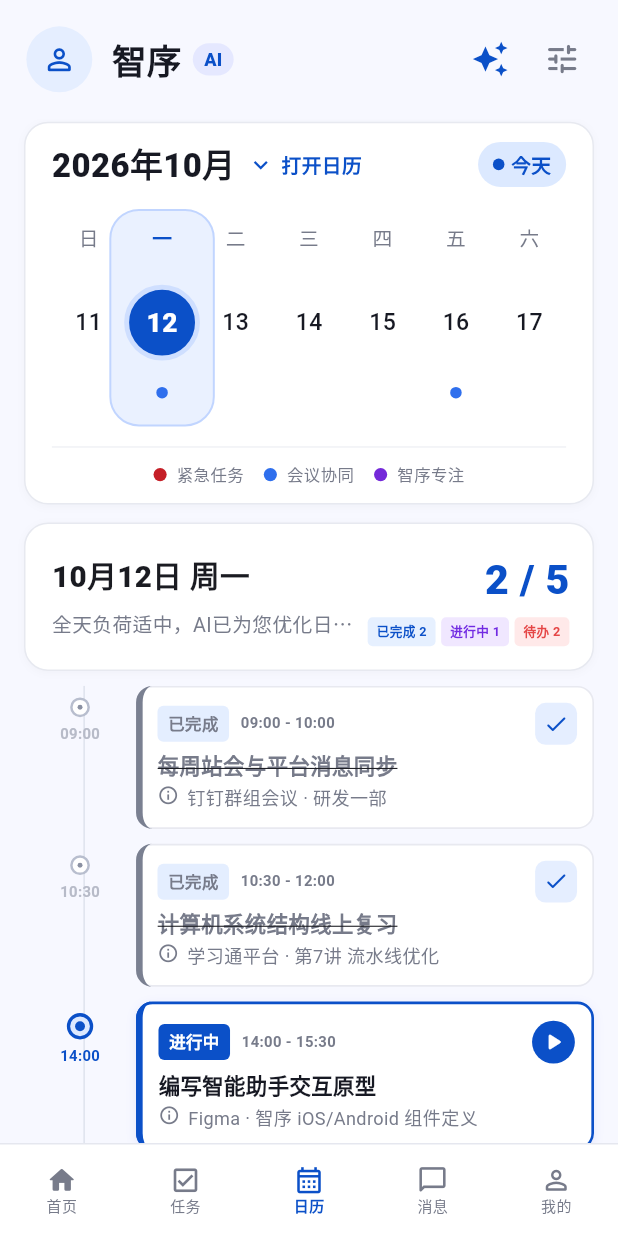
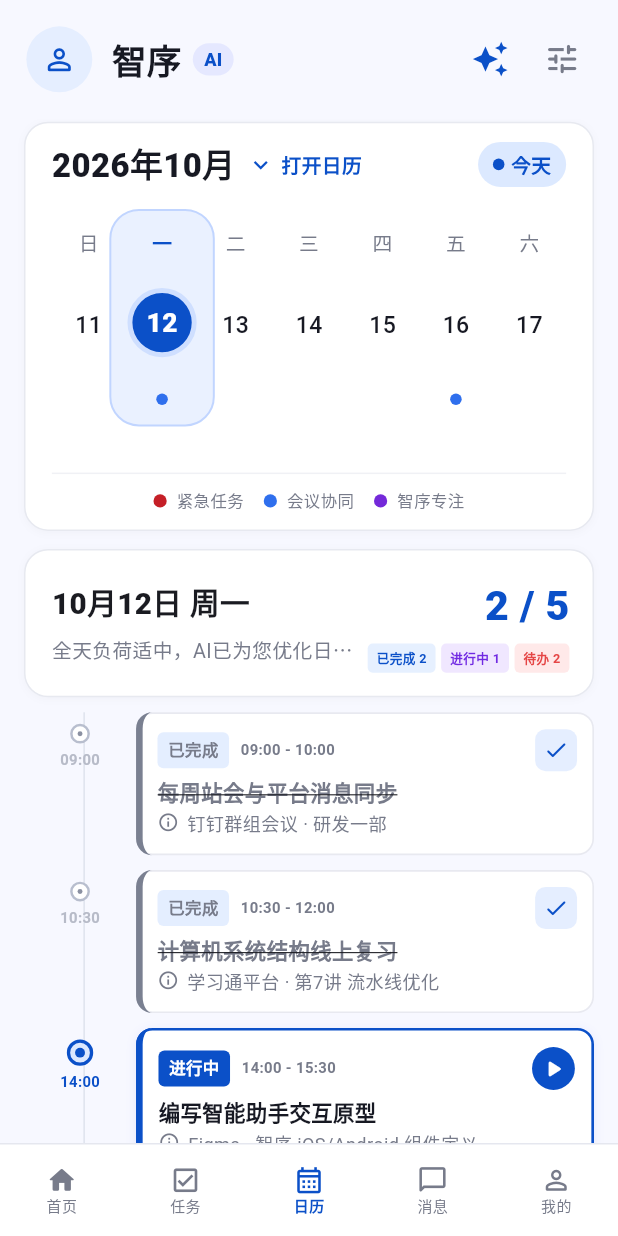
Before and after one commit to heart-seer/zhixu_APP, a Flutter app: the CalendarPage screen opened by its route, on a phone screen of 412 x 824 dp. Run offline on Flutter 3.47's test engine with Material 3 defaults, Android fonts, the phone set to English and light mode, and no system bars; our stand-ins replace dio, flutter_riverpod, flutter_secure_storage, go_router, shared_preferences; accounts and stored records are empty.

Commit message:
调整周视图日期选中态间距

```diff
--- a/lib/features/calendar/calendar_page.dart
+++ b/lib/features/calendar/calendar_page.dart
@@ -325,7 +325,7 @@
               borderRadius: BorderRadius.circular(20),
               onTap: () => setState(() => _selected = day),
               child: SizedBox(
-                height: 132 * scale,
+                height: 148 * scale,
                 child: Stack(
                   alignment: Alignment.topCenter,
                   clipBehavior: Clip.none,
@@ -347,7 +347,7 @@
                         ),
                       ),
                     Positioned(
-                      top: 9 * scale,
+                      top: 12 * scale,
                       child: Text(
                         _weekdays[index],
                         style: TextStyle(
@@ -362,11 +362,11 @@
                       ),
                     ),
                     Positioned(
-                      top: 46 * scale,
+                      top: 48 * scale,
                       child: selected || today
                           ? Container(
-                              width: 46 * scale,
-                              height: 46 * scale,
+                              width: 42 * scale,
+                              height: 42 * scale,
                               alignment: Alignment.center,
                               decoration: BoxDecoration(
                                 color: selected
@@ -408,7 +408,7 @@
                             ),
                     ),
                     Positioned(
-                      top: 108 * scale,
+                      top: 112 * scale,
                       child: _dayDots(index, selected, scale),
                     ),
                   ],
```
